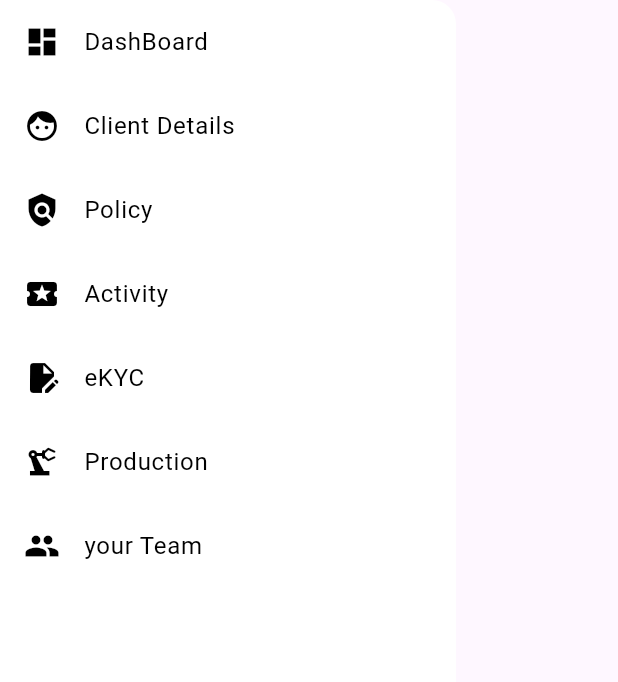
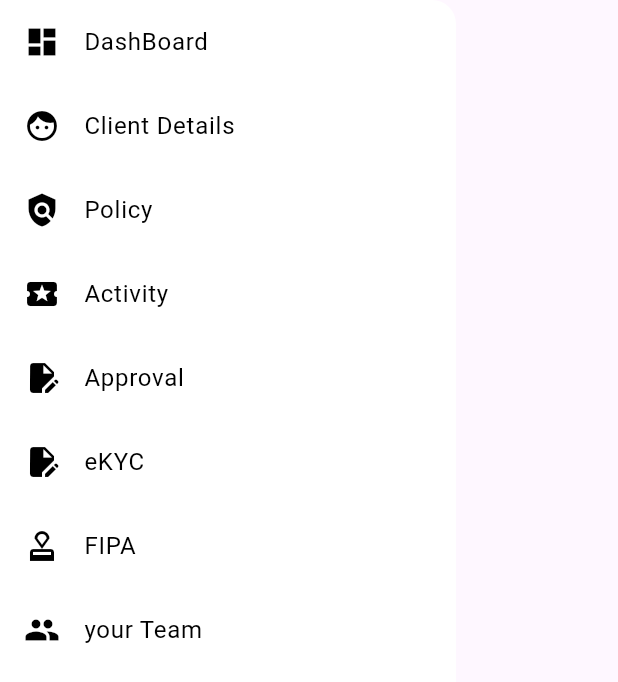
Before and after one commit to mahaprabhu1994/bolt_app_1, a Flutter app: the CommonDrawer widget shown alone on an empty page, opened directly, on a phone screen of 412 x 824 dp. Shown: the top 682 px of the screen. Run offline on Flutter 3.47's test engine with Material 3 defaults, Android fonts, the phone set to English and light mode, and no system bars; our stand-ins replace bloc, equatable, flutter_bloc, introduction_screen, shared_preferences, smooth_page_indicator; accounts and stored records are empty; network calls fail.

Commit message:
approval screen static complete

```diff
--- /dev/null
+++ b/lib/events/fna_approval_event.dart
@@ -0,0 +1,16 @@
+abstract class FnaApprovalEvent {}
+
+class LoadFnaApprovalsEvent extends FnaApprovalEvent {
+  final String advisorId;
+  LoadFnaApprovalsEvent(this.advisorId);
+}
+
+class ApproveFnaEvent extends FnaApprovalEvent {
+  final String fnaId;
+  ApproveFnaEvent(this.fnaId);
+}
+
+class RejectFnaEvent extends FnaApprovalEvent {
+  final String fnaId;
+  RejectFnaEvent(this.fnaId);
+}
--- a/lib/main.dart
+++ b/lib/main.dart
@@ -1,3 +1,4 @@
+import 'package:avallis/blocs/approval/fna_approval_bloc.dart';
 import 'package:avallis/blocs/bottom_nav_bloc.dart';
 import 'package:avallis/blocs/client/client_bloc.dart';
 import 'package:avallis/blocs/client/client_repository.dart';
@@ -6,6 +7,7 @@ import 'package:avallis/blocs/login/login_bloc.dart';
 import 'package:avallis/blocs/policy/underwriting_bloc.dart';
 import 'package:avallis/blocs/tab/tab_bloc.dart';
 import 'package:avallis/pages/onBoardingPage/onboardingscreen.dart';
+import 'package:avallis/service/approval_service.dart';
 import 'package:flutter/material.dart';
 import 'package:flutter_bloc/flutter_bloc.dart';
 import 'package:shared_preferences/shared_preferences.dart';
@@ -65,6 +67,9 @@ class MyApp extends StatelessWidget {
             repository: ClientRepository(),
           ),
         ),
+        BlocProvider(
+          create: (_) => FnaApprovalBloc(apiService: ApiService()),
+        ),
       ],
       child: BlocBuilder<ThemeBloc, ThemeState>(
         builder: (context, themeState) {
--- /dev/null
+++ b/lib/modal/fna_approval.dart
@@ -0,0 +1,22 @@
+class FnaApproval {
+  final String fnaId;
+  final String custId;
+  final String custName;
+  final String advStfName;
+
+  FnaApproval({
+    required this.fnaId,
+    required this.custId,
+    required this.custName,
+    required this.advStfName,
+  });
+
+  factory FnaApproval.fromJson(Map<String, dynamic> json) {
+    return FnaApproval(
+      fnaId: json['fnaId'] ?? '',
+      custId: json['custId'] ?? '',
+      custName: json['custName'] ?? '',
+      advStfName: json['advStfName'] ?? '',
+    );
+  }
+}
--- /dev/null
+++ b/lib/states/fna_approval_state.dart
@@ -0,0 +1,17 @@
+import 'package:avallis/modal/fna_approval.dart';
+
+abstract class FnaApprovalState {}
+
+class FnaApprovalInitial extends FnaApprovalState {}
+
+class FnaApprovalLoading extends FnaApprovalState {}
+
+class FnaApprovalLoaded extends FnaApprovalState {
+  final List<FnaApproval> approvals;
+  FnaApprovalLoaded(this.approvals);
+}
+
+class FnaApprovalError extends FnaApprovalState {
+  final String message;
+  FnaApprovalError(this.message);
+}
--- a/lib/widgets/drawer/common_drawer.dart
+++ b/lib/widgets/drawer/common_drawer.dart
@@ -1,5 +1,6 @@
 import 'package:avallis/blocs/tab/tab_bloc.dart';
 import 'package:avallis/blocs/tab/tab_event.dart';
+import 'package:avallis/screens/fna_approval_screen.dart';
 import 'package:flutter/material.dart';
 import 'package:flutter_bloc/flutter_bloc.dart';
 
@@ -67,6 +68,26 @@ class CommonDrawer extends StatelessWidget {
               },
             ),
             ListTile(
+              title: const Text('Approval'),
+              leading: const Icon(Icons.edit_document),
+              // onTap: () {
+              //   print("Drawer lsitTile open cloe");
+              //   context.read<TabBloc>().add(SelectTab(11));
+              //   Navigator.pop(context);
+              // },
+
+              onTap: () {
+                Navigator.push(
+                  context,
+                  MaterialPageRoute(
+                    builder: (context) => const FnaApprovalScreen(
+                      advisorId: 'ADVFPF00000000000058',
+                    ),
+                  ),
+                );
+              },
+            ),
+            ListTile(
               title: const Text('eKYC'),
               leading: const Icon(Icons.edit_document),
               onTap: () {
@@ -76,10 +97,10 @@ class CommonDrawer extends StatelessWidget {
               },
             ),
             ListTile(
-              title: const Text('Production'),
-              leading: const Icon(Icons.precision_manufacturing),
+              title: const Text('FIPA'),
+              leading: const Icon(Icons.approval),
               onTap: () {
-                print("Drawer lsitTile open cloe");
+                print("Approval is clicked");
                 context.read<TabBloc>().add(SelectTab(5));
                 Navigator.pop(context);
               },
@@ -93,6 +114,16 @@ class CommonDrawer extends StatelessWidget {
                 Navigator.pop(context);
               },
             ),
+            // ListTile(
+            //   title: const Text('Production'),
+            //   leading: const Icon(Icons.precision_manufacturing),
+            //   onTap: () {
+            //     print("Drawer lsitTile open cloe");
+            //     context.read<TabBloc>().add(SelectTab(6));
+            //     Navigator.pop(context);
+            //   },
+            // ),
+
           ],
         ),
       ),
--- a/pubspec.yaml
+++ b/pubspec.yaml
@@ -50,6 +50,7 @@ dev_dependencies:
   smooth_page_indicator: ^1.2.0+3
   intl_utils: ^2.8.7
   carousel_slider: ^4.2.1
+  dio: ^5.7.0
 
   # The "flutter_lints" package below contains a set of recommended lints to
   # encourage good coding practices. The lint set provided by the package is
```
Also changed, not shown: lib/blocs/approval/fna_approval_bloc.dart (added, +65 -0 lines), lib/screens/fna_approval_screen.dart (added, +129 -0 lines), lib/screens/home_screen.dart (+19 -1 lines), lib/service/approval_service.dart (added, +46 -0 lines), pubspec.lock.
